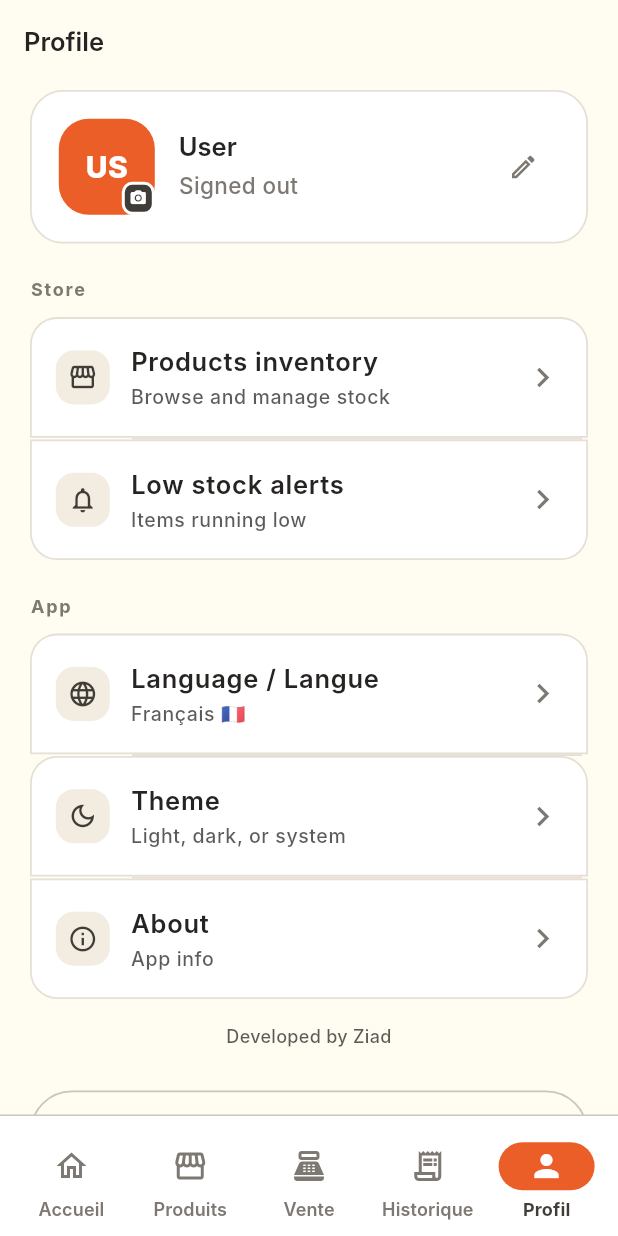
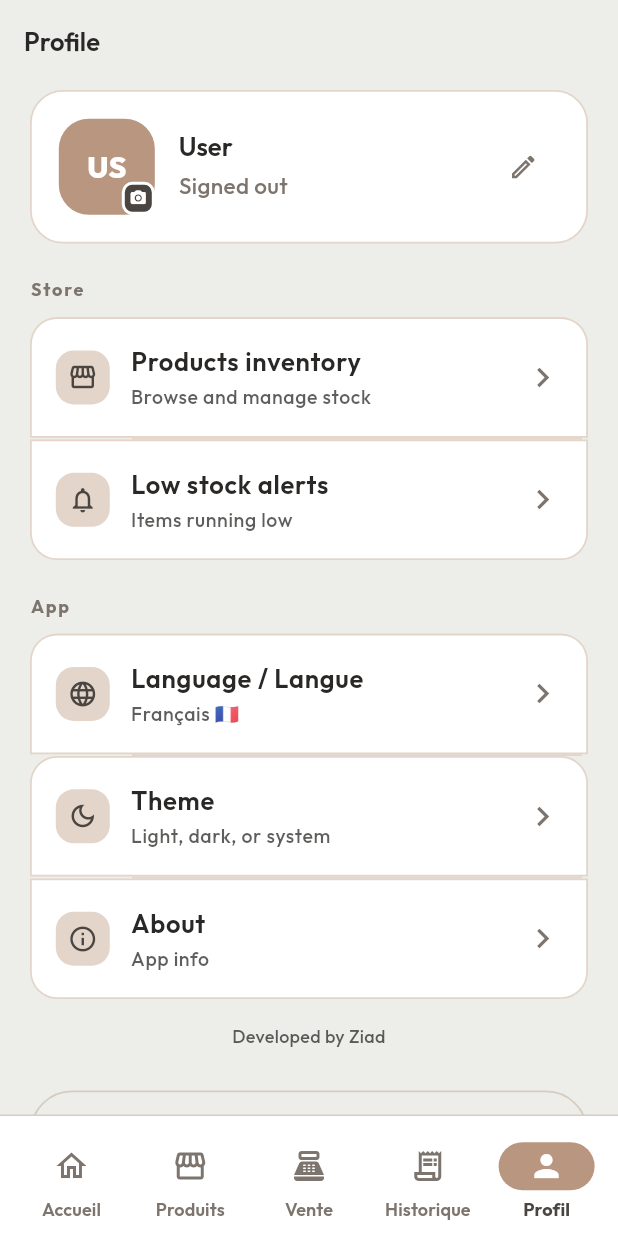
Before and after one commit to myopenducks/Yacine-Halab, a Flutter app: the ProfileTab screen opened by its route, on a phone screen of 412 x 824 dp. Run offline on Flutter 3.47's test engine with Material 3 defaults, Android fonts, the phone set to English and light mode, and no system bars; our stand-ins replace dio, flutter_riverpod, flutter_secure_storage, flutter_svg, go_router, google_fonts and 2 more; accounts and stored records are empty; network calls fail; Roboto replaces fonts that are missing (Inter).

Commit message:
style(mobile): apply requested boutique color palette and Outfit Google Font

```diff
--- a/clothing-store/mobile/lib/core/theme/app_colors.dart
+++ b/clothing-store/mobile/lib/core/theme/app_colors.dart
@@ -9,56 +9,62 @@ import 'package:flutter/material.dart';
 class AppColors {
   AppColors._();
 
-  // ── Brand palette ──────────────────────────────────────────────
-  static const Color surfaceLight = Color(0xFFFFFCF2); // Warm alabaster
-  static const Color dark = Color(0xFF252422);         // Deep espresso/jet
-  static const Color secondary = Color(0xFF403D39);    // Dark slate charcoal
-  static const Color accent = Color(0xFFEB5E28);       // Flame tangerine
-  static const Color primary = Color(0xFFEB5E28);      // Primary brand accent
-  static const Color sandTaupe = Color(0xFFCCC5B9);    // Pale silver taupe
-  static const Color terracotta = Color(0xFFEB5E28);   // Flame accent
+  // ── Brand palette (Requested Boutique Tones) ───────────────────
+  // #edede9: Warm Eggshell Background
+  // #d6ccc2: Soft Sand Border / Taupe
+  // #f5ebe0: Soft Linen Surface / Card
+  // #e3d5ca: Warm Latte Secondary Container
+  // #d5bdaf: Warm Clay / Sand Accent
+  static const Color surfaceLight = Color(0xFFEDEDE9); // Warm eggshell background
+  static const Color dark = Color(0xFF2A2826);         // Deep warm charcoal text/dark mode
+  static const Color secondary = Color(0xFF4A4541);    // Deep slate taupe
+  static const Color accent = Color(0xFFC7A997);       // Warm clay accent (#d5bdaf tuned for contrast)
+  static const Color primary = Color(0xFFB89680);      // Refined warm clay primary
+  static const Color sandTaupe = Color(0xFFD6CCC2);    // Pale sand
+  static const Color warmLinen = Color(0xFFF5EBE0);    // Soft linen cream
+  static const Color warmLatte = Color(0xFFE3D5CA);    // Warm latte container
 
   // ── Extended palette ────────────────────────────────────────────
-  static const Color skyBlue = Color(0xFF403D39);
-  static const Color softBlue = Color(0xFFCCC5B9);
-  static const Color warmLinen = Color(0xFFFFFCF2);
+  static const Color skyBlue = Color(0xFF4A4541);
+  static const Color softBlue = Color(0xFFD6CCC2);
 
   // ── Semantic surfaces ──────────────────────────────────────────
   static const Color card = Color(0xFFFFFFFF);
-  static const Color cardDark = Color(0xFF2E2C2A);
-  static const Color inputFill = Color(0xFFF9F7F0);
-  static const Color inputFillDark = Color(0xFF33312F);
+  static const Color cardLight = Color(0xFFF5EBE0);
+  static const Color cardDark = Color(0xFF33302D);
+  static const Color inputFill = Color(0xFFF5EBE0);
+  static const Color inputFillDark = Color(0xFF3A3734);
 
   // ── Semantic text ──────────────────────────────────────────────
   static const Color onPrimary = Color(0xFFFFFFFF);
-  static const Color onDark = Color(0xFFFFFCF2);
-  static const Color textMuted = Color(0xFF7D7871);
-  static const Color textMutedDark = Color(0xFFCCC5B9);
+  static const Color onDark = Color(0xFFF5EBE0);
+  static const Color textMuted = Color(0xFF7D756D);
+  static const Color textMutedDark = Color(0xFFD6CCC2);
 
   // ── Borders & dividers ─────────────────────────────────────────
-  static const Color border = Color(0xFFCCC5B9);
-  static const Color borderDark = Color(0xFF403D39);
-  static const Color divider = Color(0xFFE6DFD5);
-  static const Color dividerDark = Color(0xFF403D39);
+  static const Color border = Color(0xFFD6CCC2);
+  static const Color borderDark = Color(0xFF4A4541);
+  static const Color divider = Color(0xFFE3D5CA);
+  static const Color dividerDark = Color(0xFF4A4541);
 
   // ── Functional ─────────────────────────────────────────────────
   static const Color danger = Color(0xFFD94F4F);
   static const Color debtRed = Color(0xFFE63946);
-  static const Color warning = Color(0xFFE76F51);
+  static const Color warning = Color(0xFFD97706);
   static const Color success = Color(0xFF2A9D8F);
 
   // ── Aliases ───────────────────────────────────────────────────
   static const Color black = dark;
-  static const Color white = card;
+  static const Color white = Color(0xFFFFFFFF);
   static const Color gray900 = dark;
-  static const Color gray800 = Color(0xFF33312F);
-  static const Color gray700 = Color(0xFF403D39);
-  static const Color gray600 = Color(0xFF6B655E);
+  static const Color gray800 = Color(0xFF33302D);
+  static const Color gray700 = Color(0xFF4A4541);
+  static const Color gray600 = Color(0xFF6B635B);
   static const Color gray500 = textMuted;
-  static const Color gray400 = Color(0xFF9E978E);
+  static const Color gray400 = Color(0xFF9E958C);
   static const Color gray300 = border;
   static const Color gray200 = divider;
-  static const Color gray100 = Color(0xFFF2ECE1);
+  static const Color gray100 = warmLatte;
   static const Color gray050 = surfaceLight;
   static const Color star = warning;
 
--- a/clothing-store/mobile/lib/core/theme/app_theme.dart
+++ b/clothing-store/mobile/lib/core/theme/app_theme.dart
@@ -1,15 +1,15 @@
 import 'package:flutter/material.dart';
 import 'package:flutter/services.dart';
+import 'package:google_fonts/google_fonts.dart';
 import 'app_colors.dart';
 
 class AppTheme {
   AppTheme._();
 
-  static const String fontFamily = 'Inter';
+  static const String fontFamily = 'Outfit';
 
   static TextTheme _buildTextTheme(Color onSurface) {
-    const base = TextStyle(
-      fontFamily: fontFamily,
+    final base = GoogleFonts.outfit(
       decoration: TextDecoration.none,
       textBaseline: TextBaseline.alphabetic,
     );
--- a/clothing-store/mobile/pubspec.yaml
+++ b/clothing-store/mobile/pubspec.yaml
@@ -34,6 +34,7 @@ dependencies:
 
   # Image picker (profile picture)
   image_picker: ^1.1.2
+  google_fonts: ^6.2.1
   flutter_svg: ^2.3.0
 
 dev_dependencies:
```
Also changed, not shown: clothing-store/mobile/pubspec.lock.
